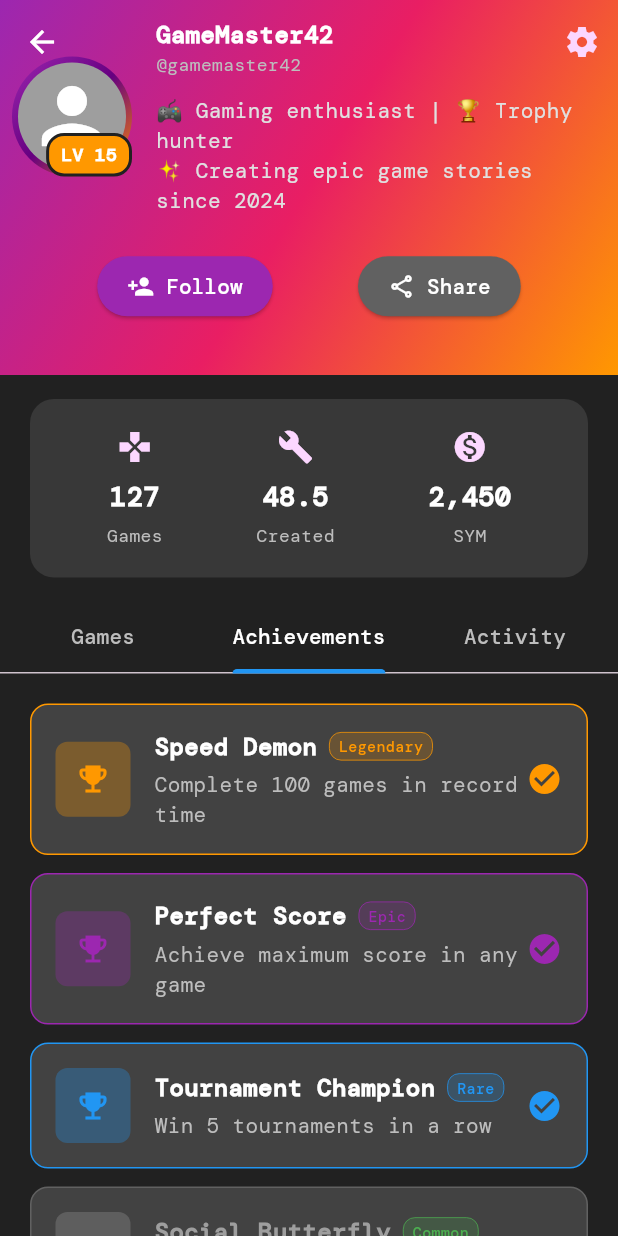
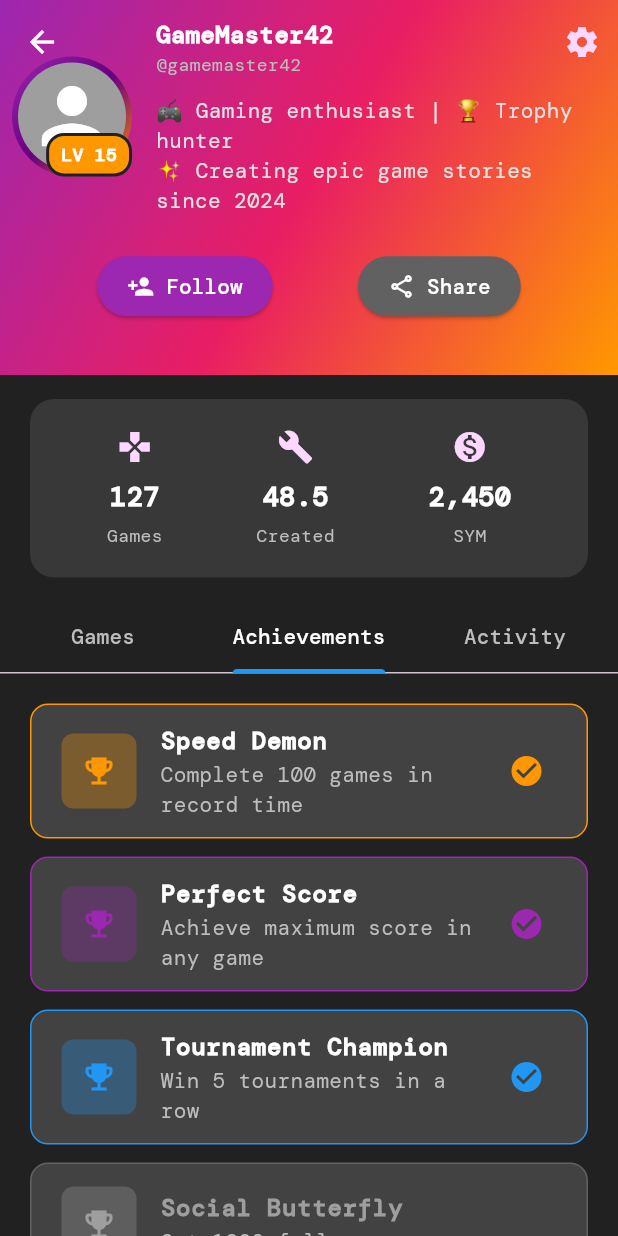
Before and after one commit to ANTONINEUTRON/symbal_fl, a Flutter app: the ViewProfilePage screen opened by its route, tab 2 chosen, on a phone screen of 412 x 824 dp. Run offline on Flutter 3.47's test engine with Material 3 defaults, Android fonts, the light colour scheme and no system bars; our stand-ins replace auto_route, curved_navigation_bar, flutter_animate, google_fonts, share_plus.

Commit message:
done with view profile ui

```diff
--- a/lib/features/profile/ui/pages/view_profile_page.dart
+++ b/lib/features/profile/ui/pages/view_profile_page.dart
@@ -33,27 +33,18 @@ class _ViewProfilePageState extends State<ViewProfilePage>
   Widget build(BuildContext context) {
     return Scaffold(
       backgroundColor: Colors.grey[900],
-      body: CustomScrollView(
-        slivers: [
-          // _buildSliverAppBar(),
-          ProfileSliverAppBar(isProfileView: true,),
+      body: NestedScrollView(
+        headerSliverBuilder: (context, innerBoxIsScrolled) {
+          return [
+            ProfileSliverAppBar(
+              isProfileView: true),
             SliverToBoxAdapter(
               child: Column(
                 children: [
                   StatsSection().addSpacing(vertical: 16),
-                _buildTabSection(),
-              ],
-            ).addSpacing(bottom: 16),
-          ),
-        ],
-      ),
-    );
-  }
-
-  Widget _buildTabSection() {
-    return Column(
-      children: [
-        TabBar(
+                  Container(
+                    color: Colors.grey[900],
+                    child: TabBar(
                       controller: _tabController,
                       tabs: const [
                         Tab(text: 'Games'),
@@ -64,9 +55,13 @@ class _ViewProfilePageState extends State<ViewProfilePage>
                       unselectedLabelColor: Colors.grey[400],
                       indicatorColor: Colors.blue,
                     ),
-        SizedBox(
-          height: MediaQuery.of(context).size.height * 0.76,
-          child: TabBarView(
+                  ),
+                ],
+              ),
+            ),
+          ];
+        },
+        body: TabBarView(
           controller: _tabController,
           children: [
             _buildGamesTab(),
@@ -75,7 +70,6 @@ class _ViewProfilePageState extends State<ViewProfilePage>
           ],
         ),
       ),
-      ],
     );
   }
 
@@ -94,7 +88,6 @@ class _ViewProfilePageState extends State<ViewProfilePage>
     return ListView.builder(
       padding: const EdgeInsets.all(20),
       itemCount: games.length,
-      physics: NeverScrollableScrollPhysics(),
       itemBuilder: (context, index) {
         final game = games[index];
         return Container(
@@ -211,7 +204,7 @@ class _ViewProfilePageState extends State<ViewProfilePage>
 
         return Container(
           margin: const EdgeInsets.only(bottom: 12),
-          padding: const EdgeInsets.all(16),
+          padding: const EdgeInsets.all(4),
           decoration: BoxDecoration(
             color: Colors.grey[800],
             borderRadius: BorderRadius.circular(12),
@@ -219,9 +212,8 @@ class _ViewProfilePageState extends State<ViewProfilePage>
                 ? Border.all(color: rarityColor, width: 1)
                 : Border.all(color: Colors.grey[700]!),
           ),
-          child: Row(
-            children: [
-              Container(
+          child: ListTile(
+            leading: Container(
               width: 50,
               height: 50,
               decoration: BoxDecoration(
@@ -235,57 +227,27 @@ class _ViewProfilePageState extends State<ViewProfilePage>
                 color: isEarned ? rarityColor : Colors.grey,
               ),
             ),
-              const SizedBox(width: 16),
-              Expanded(
-                child: Column(
-                  crossAxisAlignment: CrossAxisAlignment.start,
-                  children: [
-                    Row(
-                      children: [
-                        Text(
+            title:Text(
                   achievement['title']! as String,
                   style: TextStyle(
                     color: isEarned ? Colors.white : Colors.grey[500],
                     fontSize: 16,
                     fontWeight: FontWeight.bold,
                   ),
-                        ),
-                        const SizedBox(width: 8),
-                        Container(
-                          padding: const EdgeInsets.symmetric(horizontal: 6, vertical: 2),
-                          decoration: BoxDecoration(
-                            color: rarityColor.withOpacity(0.2),
-                            borderRadius: BorderRadius.circular(8),
-                            border: Border.all(color: rarityColor, width: 0.5),
-                          ),
-                          child: Text(
-                            rarity,
-                            style: TextStyle(
-                              color: rarityColor,
-                              fontSize: 10,
-                              fontWeight: FontWeight.w600,
-                            ),
-                          ),
-                        ),
-                      ],
-                    ),
-                    const SizedBox(height: 4),
-                    Text(
+                ) ,
+            subtitle: Text(
               achievement['desc']! as String,
               style: TextStyle(
                 color: Colors.grey[400],
                 fontSize: 14,
               ),
             ),
-                  ],
-                ),
-              ),
-              if (isEarned)
-                Icon(
+            trailing: isEarned
+                ? Icon(
                     Icons.check_circle,
                     color: rarityColor,
-                ),
-            ],
+                  )
+                : null,
           ),
         );
       },
@@ -337,14 +299,13 @@ class _ViewProfilePageState extends State<ViewProfilePage>
 
         return Container(
           margin: const EdgeInsets.only(bottom: 12),
-          padding: const EdgeInsets.all(16),
+          padding: const EdgeInsets.all(4),
           decoration: BoxDecoration(
             color: Colors.grey[800],
             borderRadius: BorderRadius.circular(12),
           ),
-          child: Row(
-            children: [
-              Container(
+          child: ListTile(
+            leading: Container(
               width: 40,
               height: 40,
               decoration: BoxDecoration(
@@ -357,12 +318,7 @@ class _ViewProfilePageState extends State<ViewProfilePage>
                 size: 20,
               ),
             ),
-              const SizedBox(width: 16),
-              Expanded(
-                child: Column(
-                  crossAxisAlignment: CrossAxisAlignment.start,
-                  children: [
-                    RichText(
+            title: RichText(
               text: TextSpan(
                 style: const TextStyle(color: Colors.white, fontSize: 14),
                 children: [
@@ -377,18 +333,13 @@ class _ViewProfilePageState extends State<ViewProfilePage>
                 ],
               ),
             ),
-                    const SizedBox(height: 4),
-                    Text(
+            subtitle: Text(
               activity['time']!,
               style: TextStyle(
                 color: Colors.grey[400],
                 fontSize: 12,
               ),
             ),
-                  ],
-                ),
-              ),
-            ],
           ),
         );
       },
```
Lines whose indentation alone changed are shown as unchanged.
